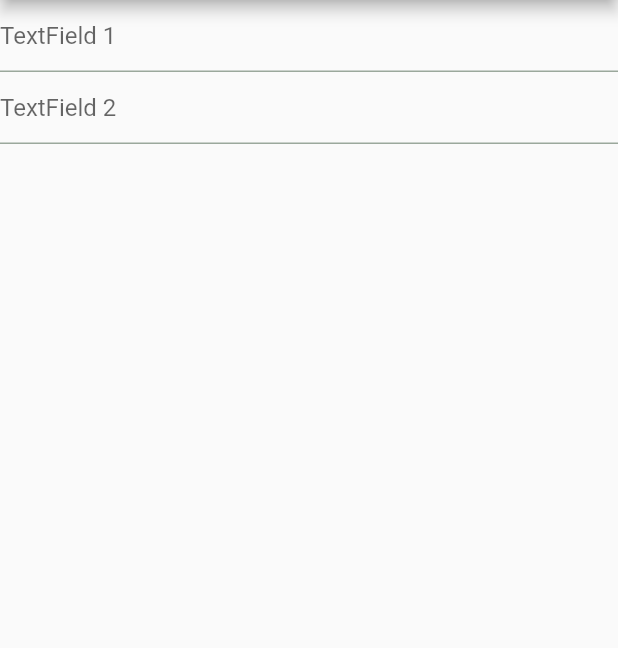
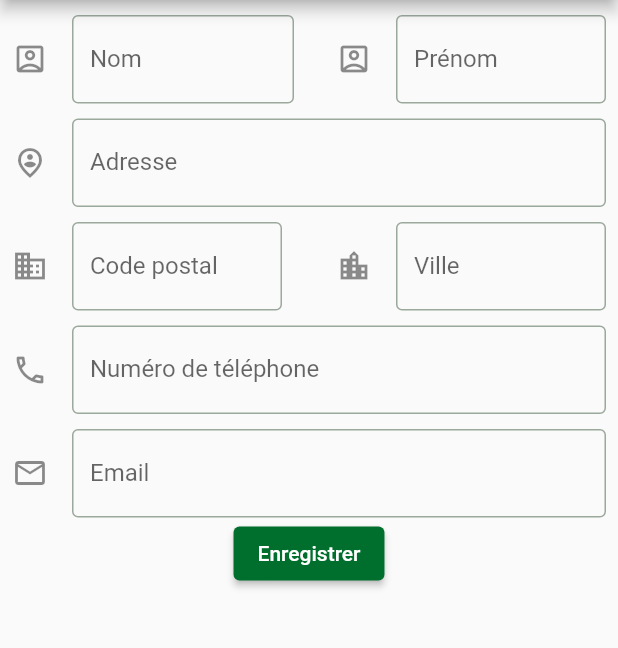
Before and after one commit to avariable2/bordero, a Flutter app: the screen it shows after launch, after a tap on "Ajouter", on a phone screen of 412 x 824 dp, the part 84-732 px from its top. Run offline on Flutter 3.47's test engine with Material 2 defaults, Android fonts, the phone set to English and light mode, and no system bars.

Commit message:
Create form for dialog and a section in home

```diff
--- a/lib/accueil.dart
+++ b/lib/accueil.dart
@@ -1,5 +1,7 @@
 import 'package:app_psy/color_schemes.g.dart';
 import 'package:flutter/material.dart';
+
+import 'form_client.dart';
 
 class Accueil extends StatelessWidget {
   const Accueil({Key? key}) : super(key: key);
@@ -169,6 +171,20 @@ class _MonAccueilState extends State<MonAccueil> {
           label: const Text("Ajouter"),
         ),
 
+
+        const SizedBox(
+          height: 15,
+        ),
+
+
+        const SizedBox(
+          height: 200,
+          child: Card(
+            borderOnForeground: true,
+            child: Text("Actuellement la premiere version du chemin nous attends."),
+          )
+        )
+
       ],
     );
     }
@@ -187,22 +203,8 @@ class FullScreenDialog extends StatelessWidget {
         title: const Text('Création client'),
       ),
       body: Form(
-        child:
-        Wrap(alignment:WrapAlignment.spaceAround , children: const [
-          Expanded(
-            child: TextField(
-              decoration: InputDecoration( hintText: "TextField 1"),
-            ),
-          ),
-          SizedBox(
-            width: 20,
-          ),
-          Expanded(
-            child: TextField(
-              decoration: InputDecoration(hintText: "TextField 2"),
-            ),
-          ),
-        ]),
+        child: Container(
+            child: MyCustomForm()) ,
       ),
     );
   }
--- /dev/null
+++ b/lib/form_client.dart
@@ -0,0 +1,210 @@
+import 'package:flutter/material.dart';
+
+
+// Create a Form widget.
+class MyCustomForm extends StatefulWidget {
+  const MyCustomForm({super.key});
+
+  @override
+  MyCustomFormState createState() {
+    return MyCustomFormState();
+  }
+}
+
+// Create a corresponding State class.
+// This class holds data related to the form.
+class MyCustomFormState extends State<MyCustomForm> {
+  // Create a global key that uniquely identifies the Form widget
+  // and allows validation of the form.
+  //
+  // Note: This is a GlobalKey<FormState>,
+  // not a GlobalKey<MyCustomFormState>.
+  final _formKey = GlobalKey<FormState>();
+
+  @override
+  Widget build(BuildContext context) {
+    // Build a Form widget using the _formKey created above.
+    return SingleChildScrollView(
+      child: Form(
+        key: _formKey,
+        child: Column(
+          crossAxisAlignment: CrossAxisAlignment.center,
+          children: [
+
+            /* PARTIE NOM ET PRENOM */
+
+            Row(children: [
+              Expanded(child:
+              Padding(padding: const EdgeInsets.only( top:10, left: 8),
+                child: TextFormField(
+                  decoration: const InputDecoration(
+                      border: OutlineInputBorder(),
+                      labelText: 'Nom',
+                      icon: Icon(Icons.account_box_outlined)
+                  ),
+                  // The validator receives the text that the user has entered.
+                  validator: (value) {
+                    if (value == null || value.isEmpty) {
+                      return 'Entrer un nom';
+                    }
+                    return null;
+                  },
+                ),
+              ),
+              ),
+
+              const SizedBox(
+                width: 20,
+              ),
+
+              Expanded(
+                child: Padding(padding: const EdgeInsets.only( top:10 ,right: 8, left: 8),
+                  child: TextFormField(
+                    decoration: const InputDecoration(
+                        border: OutlineInputBorder(),
+                        labelText: 'Prénom',
+                        icon: Icon(Icons.account_box_outlined)),
+                    // The validator receives the text that the user has entered.
+                    validator: (value) {
+                      if (value == null || value.isEmpty) {
+                        return 'Entrer un prénom';
+                      }
+                      return null;
+                    },
+                  ),
+                ),
+              ),
+            ],
+            ),
+
+
+            /* PARTIE Adresse, code postal et ville */
+
+
+            Padding(padding: const EdgeInsets.only(top:10, right: 8, left: 8),
+              child:
+              TextFormField(
+                decoration: const InputDecoration(
+                    border: OutlineInputBorder(),
+                    labelText: 'Adresse',
+                    icon: Icon(Icons.person_pin_circle_outlined)),
+                // The validator receives the text that the user has entered.
+                validator: (value) {
+                  if (value == null || value.isEmpty) {
+                    return 'Entrer une adresse';
+                  }
+                  return null;
+                },
+              ),
+            ),
+
+
+
+
+            Row(children: [
+              Expanded(child:
+              Padding(padding: const EdgeInsets.only(top:10, right: 8, left: 8),
+                child:
+                TextFormField(
+                  decoration: const InputDecoration(
+                      border: OutlineInputBorder(),
+                      labelText: 'Code postal',
+                      icon: Icon(Icons.domain_outlined)),
+                  // The validator receives the text that the user has entered.
+                  validator: (value) {
+                    if (value == null || value.isEmpty) {
+                      return 'Entrer un code postal';
+                    }
+                    return null;
+                  },
+                ),
+              ),
+              ),
+
+              const SizedBox(
+                width: 20,
+              ),
+
+              Expanded(
+                child:
+                Padding(padding: const EdgeInsets.only(top:10, right: 8, left: 8),
+                  child:
+                  TextFormField(
+                    decoration: const InputDecoration(
+                        border: OutlineInputBorder(),
+                        labelText: 'Ville',
+                        icon: Icon(Icons.location_city_outlined)),
+                    // The validator receives the text that the user has entered.
+                    validator: (value) {
+                      if (value == null || value.isEmpty) {
+                        return 'Entrer une ville';
+                      }
+                      return null;
+                    },
+                  ),
+                ),
+              ),
+            ],
+            ),
+
+            /* Numero de téléphone */
+
+
+            Padding(padding: const EdgeInsets.only(top:10, right: 8, left: 8),
+              child:
+              TextFormField(
+                decoration: const InputDecoration(
+                    border: OutlineInputBorder(),
+                    labelText: 'Numéro de téléphone',
+                    icon: Icon(Icons.phone_outlined)),
+                // The validator receives the text that the user has entered.
+                validator: (value) {
+                  if (value == null || value.isEmpty) {
+                    return 'Entrer un numéro de téléphone';
+                  }
+                  return null;
+                },
+              ),
+            ),
+
+            Padding(padding: const EdgeInsets.only(top:10, right: 8, left: 8),
+              child:
+              TextFormField(
+                decoration: const InputDecoration(
+                    border: OutlineInputBorder(),
+                    labelText: 'Email',
+                    icon: Icon(Icons.email_outlined)),
+                // The validator receives the text that the user has entered.
+                validator: (value) {
+                  if (value == null || value.isEmpty) {
+                    return 'Entrer un email';
+                  }
+                  return null;
+                },
+              ),
+            ),
+
+
+            ElevatedButton(
+              onPressed: () {
+                // Validate returns true if the form is valid, or false otherwise.
+                if (_formKey.currentState!.validate()) {
+                  // If the form is valid, display a snackbar. In the real world,
+                  // you'd often call a server or save the information in a database.
+                  ScaffoldMessenger.of(context).showSnackBar(
+                    const SnackBar(content: Text('Processing Data')),
+                  );
+                }
+              },
+              child: const Text('Enregistrer'),
+            ),
+
+          ],
+        ),
+      ),
+    );
+
+
+
+  }
+}
--- a/lib/main.dart
+++ b/lib/main.dart
@@ -16,6 +16,10 @@ class MyApp extends StatelessWidget {
         theme: ThemeData(
           colorScheme: lightColorScheme,
         ),
+        darkTheme: ThemeData(
+          colorScheme: darkColorScheme,
+        ),
+
         home: const NavigationExample()
     );
   }
@@ -60,7 +64,7 @@ class _NavigationExampleState extends State<NavigationExample> {
           NavigationDestination(
             selectedIcon: Icon(Icons.settings_sharp),
             icon: Icon(Icons.settings_outlined),
-            label: 'Paramètre',
+            label: 'Paramètres',
           )
         ],
       ),
```
